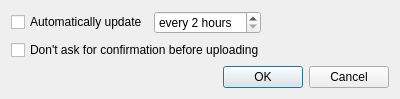
Above: Preferences.ui from Entomologist/entomologist before the change. Below: the same form after it.
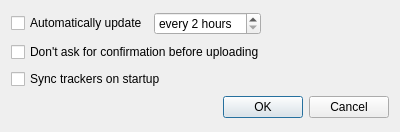
That is the form after the change.

What changed in the file:
```diff
--- a/Preferences.ui
+++ b/Preferences.ui
@@ -10,7 +10,7 @@
     <x>0</x>
     <y>0</y>
     <width>400</width>
-    <height>90</height>
+    <height>132</height>
    </rect>
   </property>
   <property name="sizePolicy">
@@ -73,6 +73,13 @@
      </property>
     </widget>
    </item>
+   <item>
+    <widget class="QCheckBox" name="startupSyncCheckbox">
+     <property name="text">
+      <string>Sync trackers on startup</string>
+     </property>
+    </widget>
+   </item>
    <item>
     <widget class="QDialogButtonBox" name="buttonBox">
      <property name="orientation">
```
